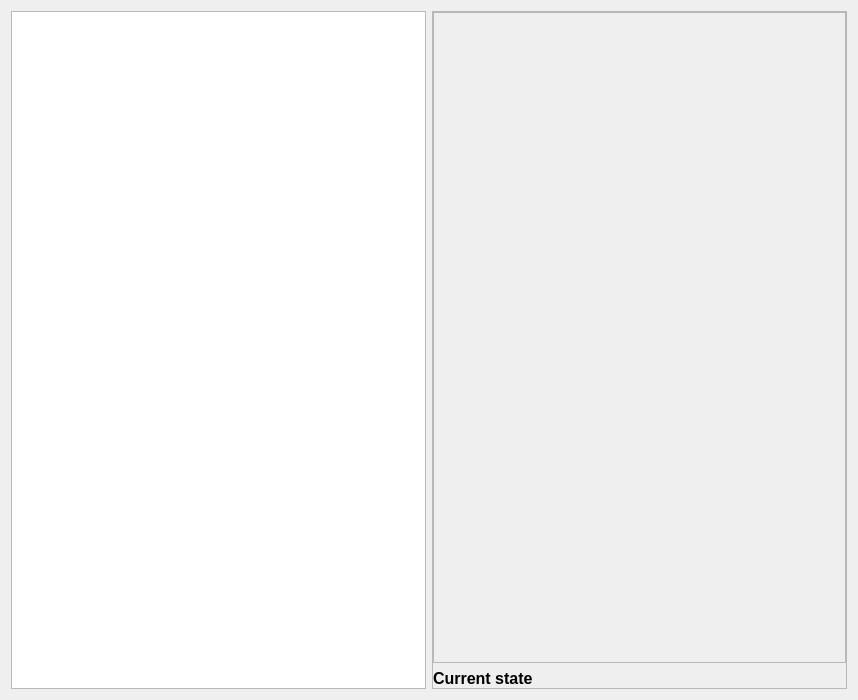
Old version of the form PrinterServer/mainwindow.ui in the repository Bazzzukasss/PrinterEmulator.
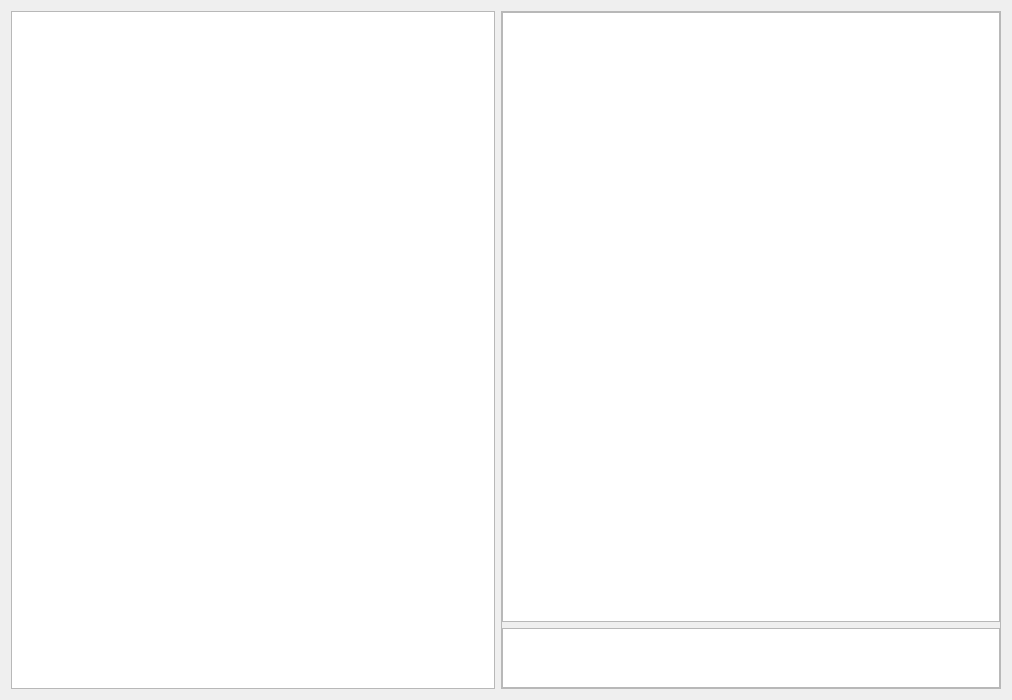
New version of the form. Custom widgets are drawn as their Qt base class.

What changed in the file:
```diff
--- a/PrinterServer/mainwindow.ui
+++ b/PrinterServer/mainwindow.ui
@@ -6,7 +6,7 @@
    <rect>
     <x>0</x>
     <y>0</y>
-    <width>858</width>
+    <width>1012</width>
     <height>700</height>
    </rect>
   </property>
@@ -41,6 +41,12 @@
     </item>
     <item>
      <widget class="QFrame" name="frame">
+      <property name="minimumSize">
+       <size>
+        <width>500</width>
+        <height>0</height>
+       </size>
+      </property>
       <property name="frameShape">
        <enum>QFrame::StyledPanel</enum>
       </property>
@@ -61,25 +67,33 @@
         <number>0</number>
        </property>
        <item>
-        <widget class="QFrame" name="mView">
+        <widget class="PrinterView" name="mView">
          <property name="sizePolicy">
           <sizepolicy hsizetype="Preferred" vsizetype="Expanding">
            <horstretch>0</horstretch>
            <verstretch>0</verstretch>
           </sizepolicy>
          </property>
-         <property name="frameShape">
-          <enum>QFrame::StyledPanel</enum>
-         </property>
-         <property name="frameShadow">
-          <enum>QFrame::Raised</enum>
-         </property>
         </widget>
        </item>
        <item>
-        <widget class="QLabel" name="mLabelState">
-         <property name="text">
-          <string>Current state</string>
+        <widget class="QTextEdit" name="mPrinterInfoEdit">
+         <property name="sizePolicy">
+          <sizepolicy hsizetype="Preferred" vsizetype="Fixed">
+           <horstretch>0</horstretch>
+           <verstretch>0</verstretch>
+          </sizepolicy>
+         </property>
+         <property name="maximumSize">
+          <size>
+           <width>16777215</width>
+           <height>60</height>
+          </size>
+         </property>
+         <property name="font">
+          <font>
+           <pointsize>10</pointsize>
+          </font>
          </property>
         </widget>
        </item>
@@ -90,6 +104,13 @@
   </widget>
  </widget>
  <layoutdefault spacing="6" margin="11"/>
+ <customwidgets>
+  <customwidget>
+   <class>PrinterView</class>
+   <extends>QGraphicsView</extends>
+   <header>PrinterView.h</header>
+  </customwidget>
+ </customwidgets>
  <resources/>
  <connections/>
 </ui>
```
Left out of the diff: 2 changed lines with no effect on the pictures.
